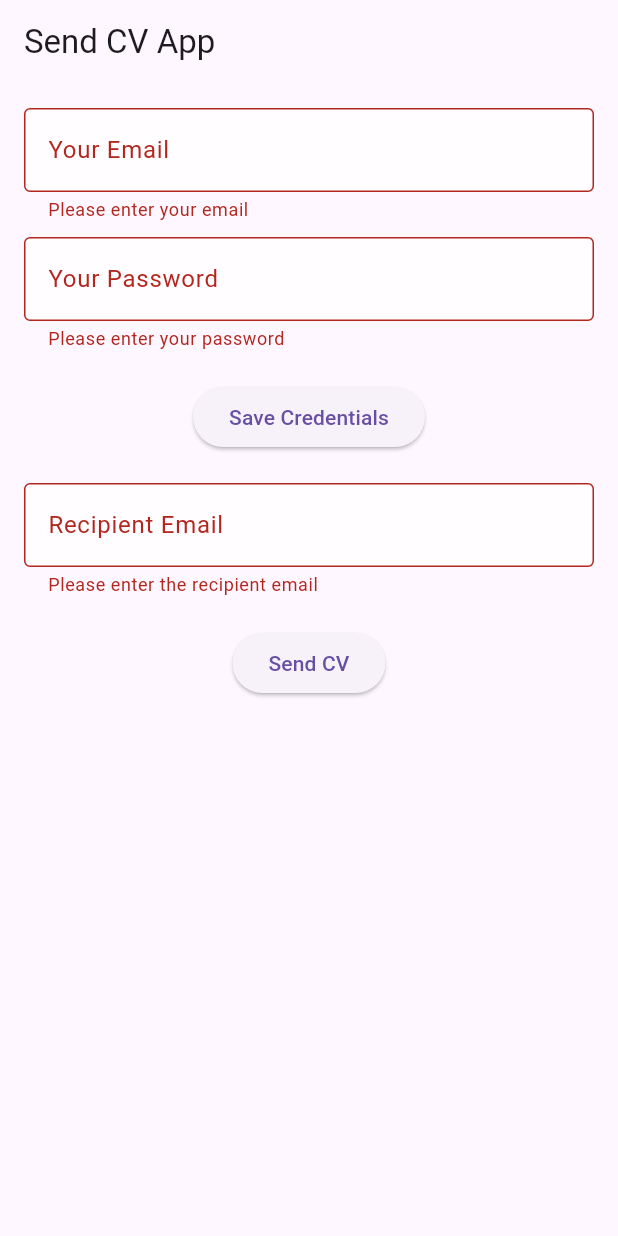
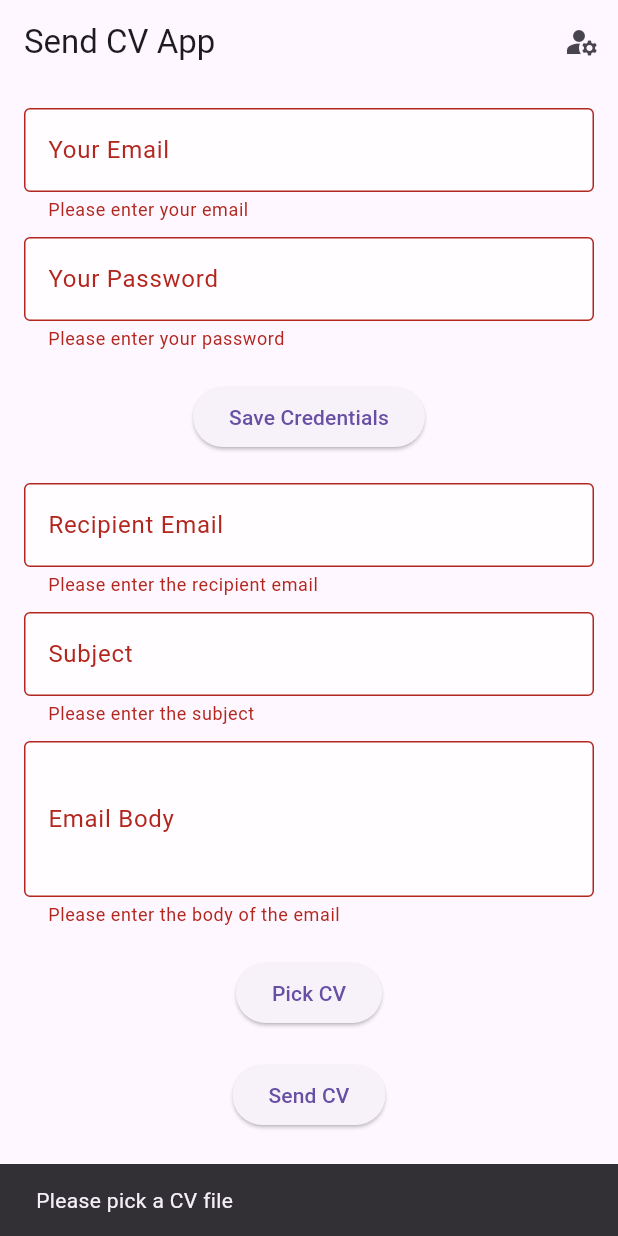
Before and after one commit to hmada2024/sender, a Flutter app: the screen it shows after launch, after a tap on "Save Credentials", after a tap on "Send CV", on a phone screen of 412 x 824 dp. Run offline on Flutter 3.47's test engine with Material 3 defaults, Android fonts, the phone set to English and light mode, and no system bars; our stand-ins replace file_picker; missing offline and left inert: mailer.

Commit message:
add detiles by colpilot

```diff
--- a/lib/home_page.dart
+++ b/lib/home_page.dart
@@ -1,6 +1,8 @@
+import 'package:file_picker/file_picker.dart';
 import 'package:flutter/material.dart';
 import 'package:provider/provider.dart';
 import 'package:sender/email_provider.dart';
+import 'package:sender/manage_emails_page.dart';
 
 class HomePage extends StatefulWidget {
   const HomePage({super.key});
@@ -13,13 +15,42 @@ class HomePageState extends State<HomePage> {
   final _emailController = TextEditingController();
   final _passwordController = TextEditingController();
   final _recipientController = TextEditingController();
+  final _subjectController = TextEditingController();
+  final _bodyController = TextEditingController();
   final _formKey = GlobalKey<FormState>();
+  String? _cvPath;
+
+  Future<void> _pickCV() async {
+    FilePickerResult? result = await FilePicker.platform.pickFiles(
+      type: FileType.custom,
+      allowedExtensions: ['pdf', 'doc', 'docx'],
+    );
+
+    if (result != null) {
+      setState(() {
+        _cvPath = result.files.single.path;
+      });
+    }
+  }
 
   @override
   Widget build(BuildContext context) {
     final emailProvider = Provider.of<EmailProvider>(context);
     return Scaffold(
-      appBar: AppBar(title: const Text('Send CV App')),
+      appBar: AppBar(
+        title: const Text('Send CV App'),
+        actions: [
+          IconButton(
+            icon: const Icon(Icons.manage_accounts),
+            onPressed: () {
+              Navigator.push(
+                context,
+                MaterialPageRoute(builder: (context) => const ManageEmailsPage()),
+              );
+            },
+          ),
+        ],
+      ),
       body: Padding(
         padding: const EdgeInsets.all(16.0),
         child: Form(
@@ -77,20 +108,69 @@ class HomePageState extends State<HomePage> {
                   return null;
                 },
               ),
+              const SizedBox(height: 10),
+              TextFormField(
+                controller: _subjectController,
+                decoration: const InputDecoration(labelText: 'Subject'),
+                validator: (value) {
+                  if (value == null || value.isEmpty) {
+                    return 'Please enter the subject';
+                  }
+                  return null;
+                },
+              ),
+              const SizedBox(height: 10),
+              TextFormField(
+                controller: _bodyController,
+                decoration: const InputDecoration(labelText: 'Email Body'),
+                maxLines: 3,
+                validator: (value) {
+                  if (value == null || value.isEmpty) {
+                    return 'Please enter the body of the email';
+                  }
+                  return null;
+                },
+              ),
+              const SizedBox(height: 20),
+              ElevatedButton(
+                onPressed: _pickCV,
+                child: Text(_cvPath == null ? 'Pick CV' : 'CV Picked: ${_cvPath!.split('/').last}'),
+              ),
               const SizedBox(height: 20),
               AnimatedButton(
                 label: 'Send CV',
                 onPressed: () {
-                  if (_formKey.currentState!.validate()) {
+                  if (_formKey.currentState!.validate() && _cvPath != null) {
                     emailProvider.sendEmail(
                       _recipientController.text,
-                      'My CV',
-                      'Please find my attached CV.',
-                      ['path/to/your/cv.pdf'], // حدد مسار السيرة الذاتية هنا
+                      _subjectController.text,
+                      _bodyController.text,
+                      [_cvPath!], // مسار السيرة الذاتية المحدد
                     );
+                  } else if (_cvPath == null) {
+                    ScaffoldMessenger.of(context).showSnackBar(const SnackBar(content: Text('Please pick a CV file')));
                   }
                 },
               ),
+              const SizedBox(height: 20),
+              ...List.generate(emailProvider.savedEmails.length, (index) {
+                return AnimatedButton(
+                  label: 'Send by ${emailProvider.savedEmails[index]['email']}',
+                  onPressed: () {
+                    if (_cvPath != null) {
+                      emailProvider.sendEmail(
+                        _recipientController.text,
+                        _subjectController.text,
+                        _bodyController.text,
+                        [_cvPath!],
+                        emailIndex: index,
+                      );
+                    } else {
+                      ScaffoldMessenger.of(context).showSnackBar(const SnackBar(content: Text('Please pick a CV file')));
+                    }
+                  },
+                );
+              }),
             ],
           ),
         ),
--- a/lib/main.dart
+++ b/lib/main.dart
@@ -15,7 +15,6 @@ class MyApp extends StatelessWidget {
     return ChangeNotifierProvider(
       create: (_) => EmailProvider(),
       child: MaterialApp(
-        debugShowCheckedModeBanner: false,
         theme: ThemeData(
           primarySwatch: Colors.blue,
           inputDecorationTheme: const InputDecorationTheme(
```
Also changed, not shown: lib/email_provider.dart (+27 -8 lines), lib/manage_emails_page.dart (added, +85 -0 lines).
